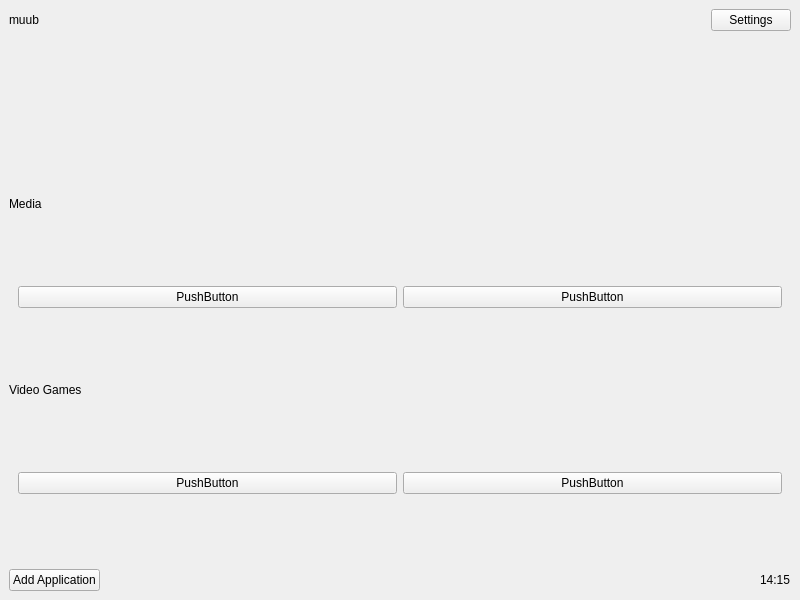
First picture: the form in mainwindow.ui, repository simeoncapy/muub, before the edit.
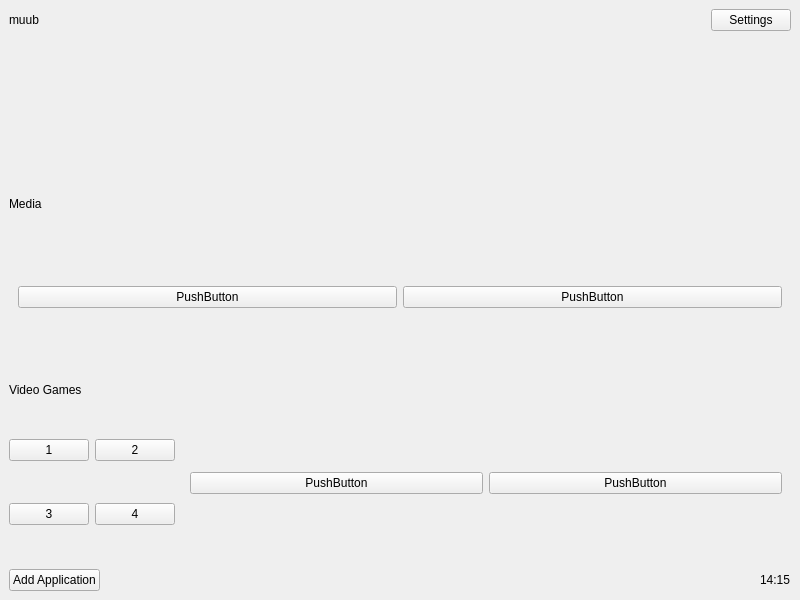
Second picture: the form after the edit.

Patch:
```diff
--- a/mainwindow.ui
+++ b/mainwindow.ui
@@ -119,6 +119,43 @@
      </widget>
     </item>
     <item>
+     <layout class="QHBoxLayout" name="horizontalLayout_8">
+      <item>
+       <layout class="QGridLayout" name="layout_gameService">
+        <property name="leftMargin">
+         <number>0</number>
+        </property>
+        <item row="0" column="0">
+         <widget class="QPushButton" name="bt_gs1">
+          <property name="text">
+           <string>1</string>
+          </property>
+         </widget>
+        </item>
+        <item row="0" column="1">
+         <widget class="QPushButton" name="bt_gs2">
+          <property name="text">
+           <string>2</string>
+          </property>
+         </widget>
+        </item>
+        <item row="1" column="0">
+         <widget class="QPushButton" name="bt_gs3">
+          <property name="text">
+           <string>3</string>
+          </property>
+         </widget>
+        </item>
+        <item row="1" column="1">
+         <widget class="QPushButton" name="bt_gs4">
+          <property name="text">
+           <string>4</string>
+          </property>
+         </widget>
+        </item>
+       </layout>
+      </item>
+      <item>
      <widget class="QScrollArea" name="saVideoGames">
       <property name="frameShape">
        <enum>QFrame::NoFrame</enum>
@@ -137,8 +174,8 @@
         <rect>
          <x>0</x>
          <y>0</y>
-         <width>778</width>
-         <height>145</height>
+           <width>600</width>
+           <height>143</height>
         </rect>
        </property>
        <layout class="QHBoxLayout" name="horizontalLayout_4">
@@ -160,6 +197,8 @@
       </widget>
      </widget>
     </item>
+     </layout>
+    </item>
     <item>
      <layout class="QHBoxLayout" name="horizontalLayout_2">
       <item>
```
Left out of the diff: 7 changed lines with no effect on the pictures. Lines whose indentation alone changed are shown as unchanged.
